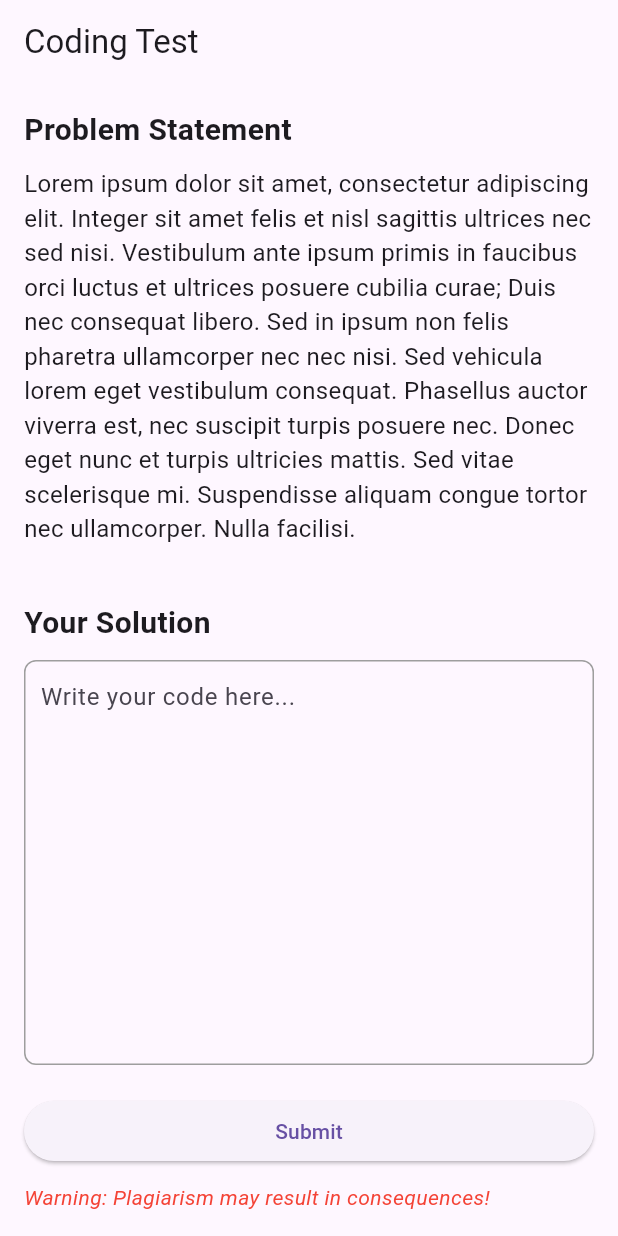
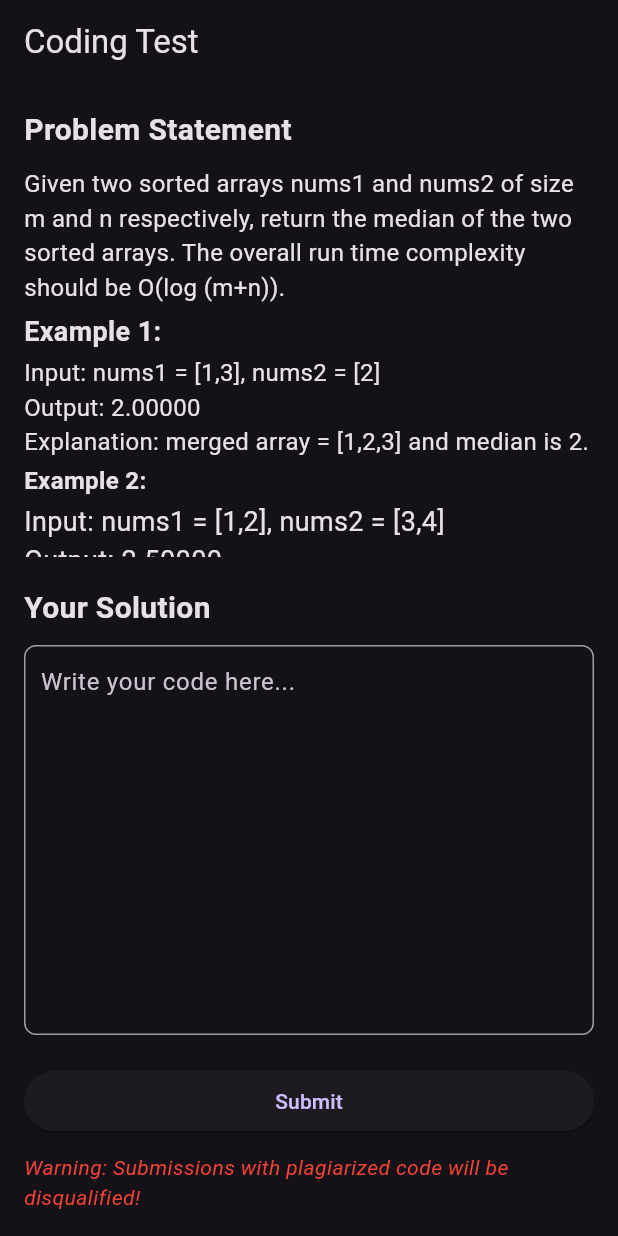
Before and after one commit to Indrajit-Banerjee7/coding_test_app, a Flutter app: the screen it shows after launch, on a phone screen of 412 x 824 dp. Run offline on Flutter 3.47's test engine with Material 3 defaults, Android fonts, the phone set to English and light mode, and no system bars.

Commit message:
changed the overall view

```diff
--- a/lib/main.dart
+++ b/lib/main.dart
@@ -1,3 +1,5 @@
+import 'dart:math';
+
 import 'package:flutter/material.dart';
 
 void main() {
@@ -9,10 +11,9 @@ class CodingTestApp extends StatelessWidget {
   @override
   Widget build(BuildContext context) {
     return MaterialApp(
+      debugShowCheckedModeBanner: false,
       title: 'Coding Test App',
-      theme: ThemeData(
-        primarySwatch: Colors.blue,
-      ),
+      theme: ThemeData.dark(),
       home: const CodingTestScreen(),
     );
   }
@@ -41,10 +42,52 @@ class CodingTestScreen extends StatelessWidget {
             const SizedBox(height: 10),
             const Expanded(
               child: SingleChildScrollView(
-                child: Text(
-                  'Lorem ipsum dolor sit amet, consectetur adipiscing elit. Integer sit amet felis et nisl sagittis ultrices nec sed nisi. Vestibulum ante ipsum primis in faucibus orci luctus et ultrices posuere cubilia curae; Duis nec consequat libero. Sed in ipsum non felis pharetra ullamcorper nec nec nisi. Sed vehicula lorem eget vestibulum consequat. Phasellus auctor viverra est, nec suscipit turpis posuere nec. Donec eget nunc et turpis ultricies mattis. Sed vitae scelerisque mi. Suspendisse aliquam congue tortor nec ullamcorper. Nulla facilisi.',
-                  style: TextStyle(fontSize: 16),
+                child: Column(
+                  crossAxisAlignment:CrossAxisAlignment.start,
+                  children: [
+                    Text(
+                      'Given two sorted arrays nums1 and nums2 of size m and n respectively, return the median of the two sorted arrays. The overall run time complexity should be O(log (m+n)).',
+                      style: TextStyle(fontSize: 16),
+                    ),
+                    SizedBox(height: 5,),
+                    Text(
+              'Example 1:',
+              style: TextStyle(
+                fontSize: 18,
+                fontWeight: FontWeight.bold,
+              ),
+            ),
+            SizedBox(height: 3,),
+            Text(
+              'Input: nums1 = [1,3], nums2 = [2]\n'
+              'Output: 2.00000\n'
+              'Explanation: merged array = [1,2,3] and median is 2.',
+              style: TextStyle(
+                fontSize: 16,
+                //fontWeight: FontWeight.bold,
+              ),
+            ),
+            SizedBox(height: 3,),
+                    Text(
+              'Example 2:',
+              style: TextStyle(
+                fontSize: 16,
+                fontWeight: FontWeight.bold,
+              ),
+            ),
+            SizedBox(height: 3,),
+            Text(
+              'Input: nums1 = [1,2], nums2 = [3,4]\n'
+              'Output: 2.50000\n'
+              'Explanation: merged array = [1,2,3,4] and median is (2 + 3) / 2 = 2.5.',
+              style: TextStyle(
+                fontSize: 18,
+                //fontWeight: FontWeight.bold,
+              ),
+            ),
+                  ],
                 ),
+                //adding exaples and outputs///////////////////////////////////////////////////////////
               ),
             ),
             const SizedBox(height: 20),
@@ -97,7 +140,7 @@ class CodingTestScreen extends StatelessWidget {
             ),
             const SizedBox(height: 10),
             const Text(
-              'Warning: Plagiarism may result in consequences!',
+              'Warning: Submissions with plagiarized code will be disqualified!',
               style: TextStyle(
                 color: Colors.red,
                 fontStyle: FontStyle.italic,
--- a/pubspec.yaml
+++ b/pubspec.yaml
@@ -30,6 +30,7 @@ environment:
 dependencies:
   flutter:
     sdk: flutter
+  flutter_code_editor: ^0.3.1
 
 
   # The following adds the Cupertino Icons font to your application.
```
